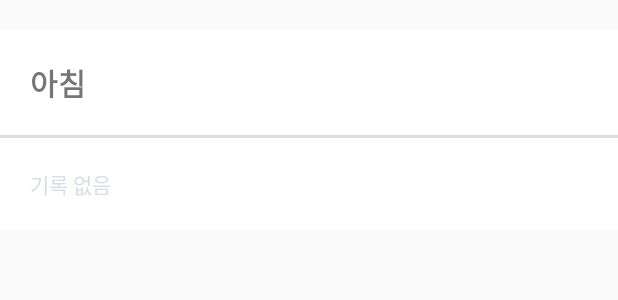
After one commit to jisang0706/probodia-android, an Android app: the layout item_record_sortation.xml on its own in the app's theme, with its tools: preview values and no code run, on a phone screen of 412 x 824 dp. The commit adds this screen. Shown: the top 300 px of the screen. Run offline under Robolectric (Android 15) with nearby library versions, the phone set to English and light mode, and no system bars; network calls fail.

Commit message:
add today record history

```diff
--- a/Probodia/app/src/main/java/com/example/probodia/data/remote/model/MealDto.kt
+++ b/Probodia/app/src/main/java/com/example/probodia/data/remote/model/MealDto.kt
@@ -24,6 +24,8 @@ data class MealDto(
 
         val bloodSugar : Int,
 
-        val foodName : String
+        val foodName : String,
+
+        val quantity : Int
     )
 }
--- a/Probodia/app/src/main/java/com/example/probodia/view/fragment/RecordFragment.kt
+++ b/Probodia/app/src/main/java/com/example/probodia/view/fragment/RecordFragment.kt
@@ -77,7 +77,7 @@ class RecordFragment : Fragment() {
                     ).any{ it == result.resultCode}) {
                     val reload = intent!!.getBooleanExtra("RELOAD", false)
                     if (reload) {
-                        recordPagerAdapter.recordTodayFragment.reloadTodayRecord()
+                        recordPagerAdapter.recordTodayFragment.loadTodayRecord()
                     }
                 }
             }
--- /dev/null
+++ b/Probodia/app/src/main/java/com/example/probodia/widget/utils/TimeTag.kt
@@ -0,0 +1,5 @@
+package com.example.probodia.widget.utils
+
+object TimeTag {
+    val timeTag = mutableListOf("아침", "점심", "저녁")
+}
--- /dev/null
+++ b/Probodia/app/src/main/res/layout/item_record_sortation.xml
@@ -0,0 +1,34 @@
+<?xml version="1.0" encoding="utf-8"?>
+<layout xmlns:android="http://schemas.android.com/apk/res/android">
+    <LinearLayout
+        android:id="@+id/record_sortation_base_layout"
+        android:orientation="vertical"
+        android:layout_width="match_parent"
+        android:layout_height="wrap_content"
+        android:layout_marginTop="20dp"
+        android:background="@color/white">
+
+        <TextView
+            android:id="@+id/sortation_text"
+            android:layout_width="wrap_content"
+            android:layout_height="wrap_content"
+            android:layout_margin="20dp"
+            android:text="아침"
+            android:textSize="20dp"
+            android:textStyle="bold"/>
+
+        <View
+            android:layout_width="match_parent"
+            android:layout_height="2dp"
+            android:background="@color/gray_300"/>
+
+        <TextView
+            android:id="@+id/record_null_text"
+            android:layout_width="wrap_content"
+            android:layout_height="wrap_content"
+            android:layout_margin="20dp"
+            android:text="기록 없음"
+            android:textColor="@color/gray_300"/>
+
+    </LinearLayout>
+</layout>
```
Also changed, not shown: Probodia/app/src/main/java/com/example/probodia/adapter/RecordTodayAdapter.kt (+89 -23 lines), Probodia/app/src/main/java/com/example/probodia/data/remote/api/ServerService.kt (+13 -6 lines), Probodia/app/src/main/java/com/example/probodia/data/remote/body/GetRecordBody.kt (added, +8 -0 lines), Probodia/app/src/main/java/com/example/probodia/data/remote/model/SortationDto.kt (added, +15 -0 lines), Probodia/app/src/main/java/com/example/probodia/repository/ServerRepository.kt (+10 -2 lines), Probodia/app/src/main/java/com/example/probodia/view/fragment/RecordTodayFragment.kt (+21 -28 lines), Probodia/app/src/main/java/com/example/probodia/viewmodel/RecordTodayViewModel.kt (+14 -11 lines), Probodia/app/src/main/res/layout/item_record.xml (+6 -11 lines).
